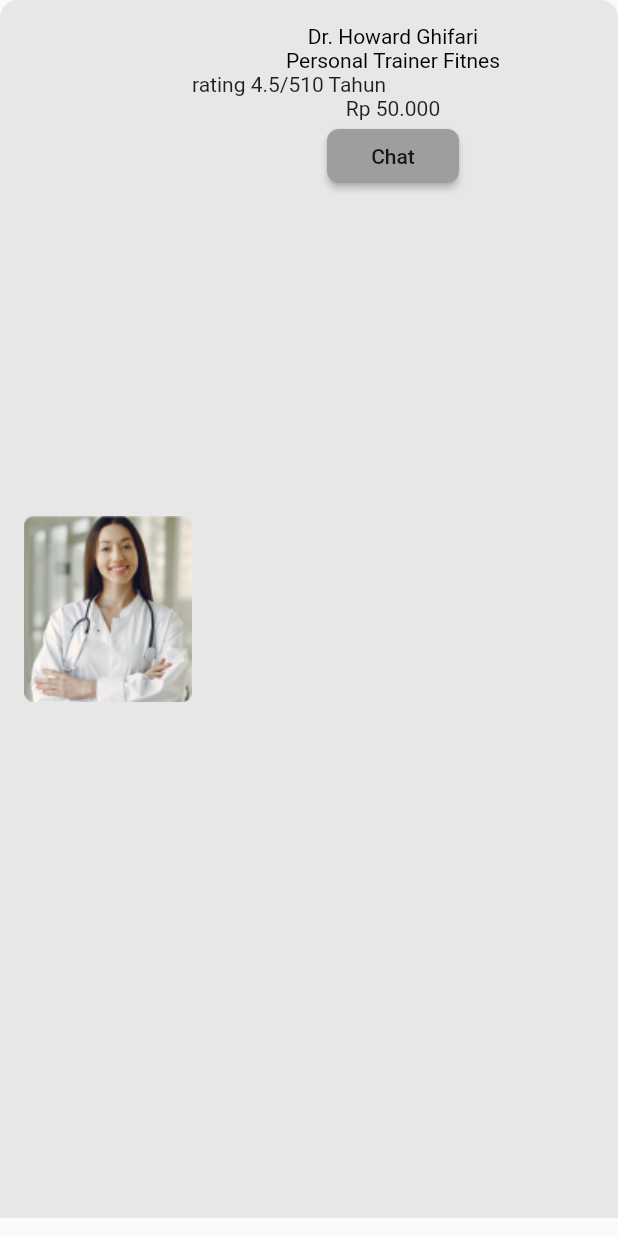
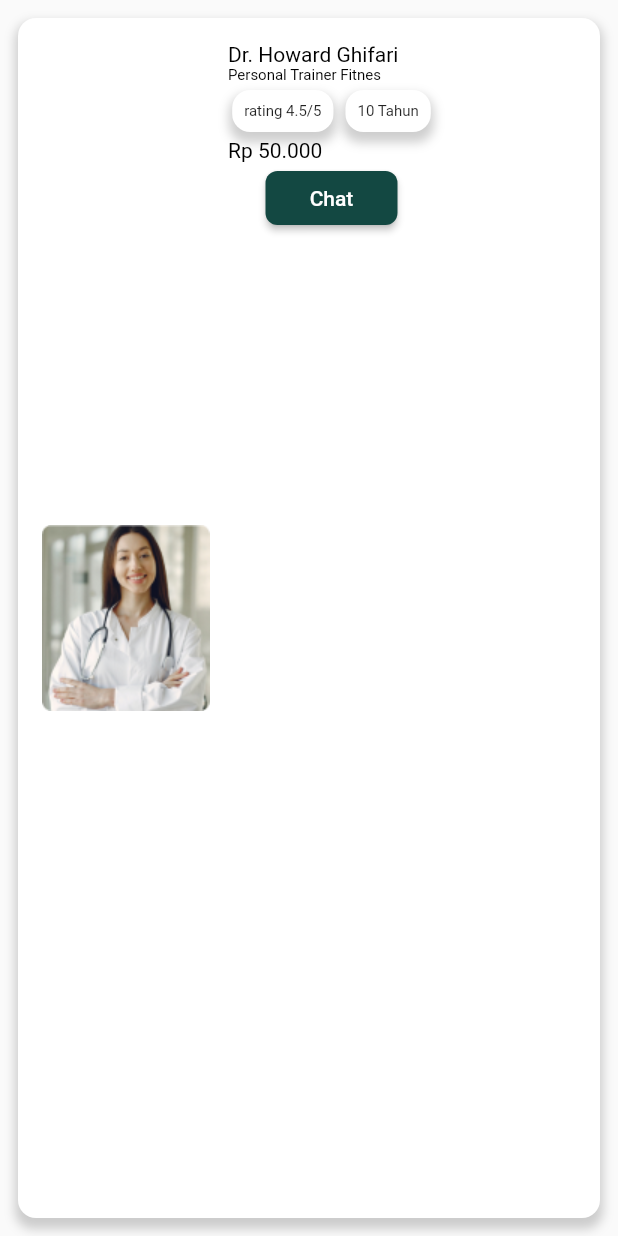
Before and after one commit to dardardardar/getfit, a Flutter app: what profileCard() shows on an empty page, opened directly, on a phone screen of 412 x 824 dp. Run offline on Flutter 3.47's test engine with Material 2 defaults, Android fonts, the phone set to English and light mode, and no system bars; our stand-ins replace firebase_auth, firebase_core; missing offline and left inert: dart:ffi; accounts and stored records are empty.

Commit message:
rapihin layout home, ilangin hamburger, ilangin setting

```diff
--- a/lib/main.dart
+++ b/lib/main.dart
@@ -3,13 +3,13 @@
 import 'package:firebase_core/firebase_core.dart';
 import 'package:getfit/views/bottomnavbar.dart';
 import 'package:getfit/views/breakfastview.dart';
+import 'package:getfit/views/chatconsultantView.dart';
 import 'package:getfit/views/chating.dart';
 import 'package:getfit/views/consultation.dart';
 import 'package:getfit/views/home_view.dart';
 import 'package:getfit/views/loading_view.dart';
 import 'package:getfit/views/profile.dart';
 import 'package:getfit/views/register_view.dart';
-import 'package:getfit/views/setting.dart';
 import 'package:getfit/views/tipsandtrick.dart';
 import 'package:getfit/views/welcome_view.dart';
 
@@ -28,7 +28,7 @@
   Widget build(BuildContext context) {
     return MaterialApp(
       navigatorKey: navigatorKey,
-      home: SplashScreenView(),
+      home: ChatconsultantView(),
     );
   }
 }
--- a/lib/views/bottomnavbar.dart
+++ b/lib/views/bottomnavbar.dart
@@ -1,5 +1,6 @@
 import 'dart:ui';
 import 'package:flutter/material.dart';
+import 'package:getfit/views/chatconsultantView.dart';
 import 'package:getfit/views/consultation.dart';
 import 'package:getfit/views/home_view.dart';
 import 'package:getfit/views/profile.dart';
@@ -20,7 +21,8 @@
     HomeView(),
     TipsandtrickView(),
     ConsultationView(),
-    ProfileView()
+    ProfileView(),
+    ChatconsultantView(),
   ];
 
   int selectIndex = 0;
--- a/lib/views/consultation.dart
+++ b/lib/views/consultation.dart
@@ -18,12 +18,6 @@
     return Scaffold(
       appBar: AppBar(
         title: Text(user.email.toString()),
-        actions: [
-          Padding(
-            padding: EdgeInsets.symmetric(horizontal: 16),
-            child: Icon(Icons.menu),
-          ),
-        ],
         backgroundColor: LibColors.primary_color,
       ),
       body: Container(
@@ -50,11 +44,12 @@
                   Container(
                     margin: EdgeInsets.only(left: 60),
                     child: MaterialButton(
-                      color: Color.fromARGB(255, 231, 231, 231),
+                      color: LibColors.primary_color,
                       minWidth: 50,
                       onPressed: () {},
                       child: Text(
                         'More',
+                        style: TextStyle(color: Colors.white),
                       ),
                       shape: RoundedRectangleBorder(
                           borderRadius: BorderRadius.circular(8)),
@@ -87,8 +82,6 @@
                   const SizedBox(
                     width: 12,
                   ),
-                  Container(
-                      margin: EdgeInsets.all(12), child: personaltrainerCard())
                 ],
               ),
             ],
@@ -122,12 +115,22 @@
 }
 
 Widget profileCard() {
-  return ClipRRect(
+  return Container(
+    padding: EdgeInsets.all(16),
+    margin: EdgeInsets.all(12),
+    decoration: BoxDecoration(
       borderRadius: BorderRadius.circular(12),
-      child: Container(
-        margin: EdgeInsets.only(bottom: 12),
-        padding: EdgeInsets.all(16),
-        color: Color.fromARGB(255, 231, 231, 231),
+      color: LibColors.color_white,
+      boxShadow: [
+        BoxShadow(
+          color: Colors.grey.withOpacity(0.5),
+          spreadRadius: 2,
+          blurRadius: 5,
+          offset: Offset(0, 5), // changes position of shadow
+        ),
+      ],
+    ),
+    // color: Color.fromARGB(255, 231, 231, 231),
     child: Row(
       children: <Widget>[
         Container(
@@ -135,69 +138,135 @@
               image: AssetImage("assets/images/personaltrainer.png"),
               fit: BoxFit.cover),
         ),
-            Expanded(
+        Container(
           child: Column(
             children: [
-                  Text(
+              Container(
+                margin: EdgeInsets.only(left: 12),
+                width: 150,
+                child: Text(
                   'Dr. Howard Ghifari',
                   style: TextStyle(color: Color.fromARGB(255, 0, 0, 0)),
                 ),
-                  Text(
+              ),
+              Container(
+                margin: EdgeInsets.only(left: 12),
+                width: 150,
+                child: Text(
                   'Personal Trainer Fitnes',
-                    style: TextStyle(color: Color.fromARGB(255, 0, 0, 0)),
+                  style: TextStyle(
+                    color: Color.fromARGB(255, 0, 0, 0),
+                    fontSize: 10,
+                  ),
+                ),
               ),
               Container(
                 child: Row(
-                      children: [Text('rating 4.5/5'), Text('10 Tahun')],
+                  mainAxisAlignment: MainAxisAlignment.start,
+                  children: [
+                    Container(
+                      padding: EdgeInsets.all(8),
+                      margin: EdgeInsets.all(4),
+                      decoration: BoxDecoration(
+                        borderRadius: BorderRadius.circular(12),
+                        color: LibColors.color_white,
+                        boxShadow: [
+                          BoxShadow(
+                            color: Colors.grey.withOpacity(0.5),
+                            spreadRadius: 2,
+                            blurRadius: 5,
+                            offset: Offset(0, 5), // changes position of shadow
+                          ),
+                        ],
+                      ),
+                      child: Text(
+                        'rating 4.5/5',
+                        textAlign: TextAlign.start,
+                        style: TextStyle(fontSize: 10),
                       ),
                     ),
-                  Text('Rp 50.000'),
-                  MaterialButton(
-                    color: Colors.grey,
+                    Container(
+                      padding: EdgeInsets.all(8),
+                      margin: EdgeInsets.all(4),
+                      decoration: BoxDecoration(
+                        borderRadius: BorderRadius.circular(12),
+                        color: LibColors.color_white,
+                        boxShadow: [
+                          BoxShadow(
+                            color: Colors.grey.withOpacity(0.5),
+                            spreadRadius: 2,
+                            blurRadius: 5,
+                            offset: Offset(0, 5), // changes position of shadow
+                          ),
+                        ],
+                      ),
+                      child: Text(
+                        '10 Tahun',
+                        textAlign: TextAlign.start,
+                        style: TextStyle(fontSize: 10),
+                      ),
+                    )
+                  ],
+                ),
+              ),
+              Container(
+                margin: EdgeInsets.only(left: 12),
+                width: 150,
+                child: Text(
+                  'Rp 50.000',
+                  style: TextStyle(color: Color.fromARGB(255, 0, 0, 0)),
+                ),
+              ),
+              Align(
+                  alignment: Alignment.centerLeft,
+                  child: MaterialButton(
+                    color: LibColors.primary_color,
                     onPressed: () {},
-                    child: Text('Chat'),
+                    child: Text(
+                      'Chat',
+                      style: TextStyle(color: Colors.white),
+                    ),
                     shape: RoundedRectangleBorder(
                         borderRadius: BorderRadius.circular(8)),
-                  )
+                  ))
             ],
           ),
         ),
       ],
     ),
-      ));
+  );
 }
 
 Widget personaltrainerCard() {
-  return ClipRRect(
+  return Container(
+    padding: EdgeInsets.symmetric(horizontal: 8, vertical: 12),
+    // margin: EdgeInsets.all(12),
+    decoration: BoxDecoration(
       borderRadius: BorderRadius.circular(12),
-    child: Container(
-      decoration: BoxDecoration(
-        color: LibColors.color_white,
+      color: Color.fromARGB(255, 255, 255, 255),
       boxShadow: [
         BoxShadow(
-            color: Colors.grey.withOpacity(0.8),
-            spreadRadius: 10,
-            blurRadius: 10,
-            offset: Offset(0, 12), // changes position of shadow
+          color: Colors.grey.withOpacity(0.5),
+          spreadRadius: 2,
+          blurRadius: 5,
+          offset: Offset(0, 5), // changes position of shadow
         ),
       ],
     ),
-      padding: EdgeInsets.all(8),
     child: Column(
       mainAxisSize: MainAxisSize.min,
       crossAxisAlignment: CrossAxisAlignment.center,
       children: [
-          Image(
-              image: AssetImage("assets/images/pticon.png"), fit: BoxFit.cover),
+        Image(image: AssetImage("assets/images/pticon.png"), fit: BoxFit.cover),
         Text(
-            'Fat'.toUpperCase(),
+          'Personal Trainer'.toUpperCase(),
           style: TextStyle(
             color: LibColors.primary_color,
             fontWeight: FontWeight.bold,
+            fontSize: 10,
           ),
         ),
       ],
     ),
-    ),
   );
 }
--- a/lib/views/profile.dart
+++ b/lib/views/profile.dart
@@ -18,12 +18,6 @@
     return Scaffold(
       appBar: AppBar(
         title: Text(user.email.toString()),
-        actions: [
-          Padding(
-            padding: EdgeInsets.symmetric(horizontal: 16),
-            child: Icon(Icons.menu),
-          ),
-        ],
         backgroundColor: LibColors.primary_color,
       ),
       body: Container(
--- a/lib/views/tipsandtrick.dart
+++ b/lib/views/tipsandtrick.dart
@@ -18,12 +18,6 @@
     return Scaffold(
       appBar: AppBar(
         title: Text(user.email.toString()),
-        actions: [
-          Padding(
-            padding: EdgeInsets.symmetric(horizontal: 16),
-            child: Icon(Icons.menu),
-          ),
-        ],
         backgroundColor: LibColors.primary_color,
       ),
       body: Container(
```
Also changed, not shown: lib/views/chatconsultantView.dart (added, +108 -0 lines), lib/views/home_view.dart (+90 -30 lines), lib/views/setting.dart (deleted, +0 -147 lines), assets/images/Ellipse.png (added). Lines whose indentation alone changed are shown as unchanged.
